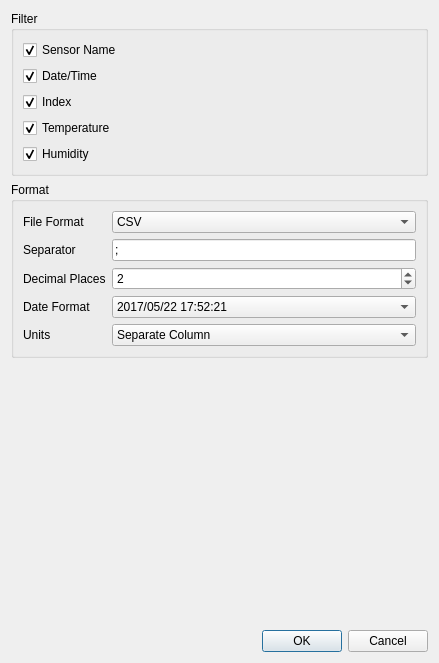
porkmarks/sense, file manager/src/ExportDataDialog.ui: the form before one commit.
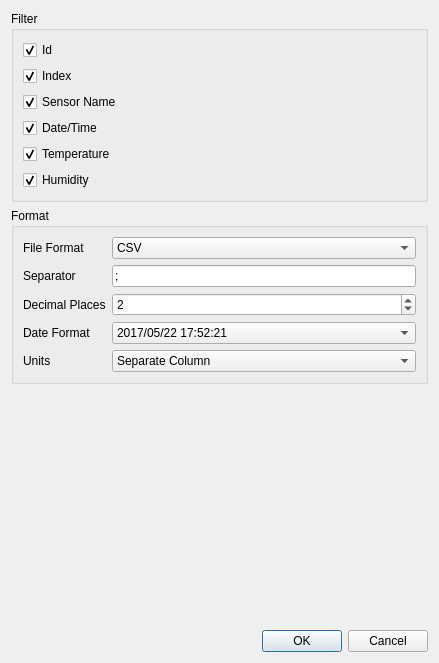
The form after the commit. Icons and pictures are not drawn.

```diff
--- a/manager/src/ExportDataDialog.ui
+++ b/manager/src/ExportDataDialog.ui
@@ -22,7 +22,7 @@
      <layout class="QHBoxLayout" name="horizontalLayout">
       <item>
        <layout class="QGridLayout" name="gridLayout">
-        <item row="3" column="0" colspan="2">
+        <item row="5" column="0" colspan="2">
          <widget class="QCheckBox" name="exportTemperature">
           <property name="text">
            <string>Temperature</string>
@@ -36,7 +36,35 @@
           </property>
          </widget>
         </item>
-        <item row="0" column="0">
+        <item row="3" column="0" colspan="2">
+         <widget class="QCheckBox" name="exportTimePoint">
+          <property name="text">
+           <string>Date/Time</string>
+          </property>
+          <property name="icon">
+           <iconset resource="../res/res.qrc">
+            <normaloff>:/icons/ui/today.png</normaloff>:/icons/ui/today.png</iconset>
+          </property>
+          <property name="checked">
+           <bool>true</bool>
+          </property>
+         </widget>
+        </item>
+        <item row="6" column="0" colspan="2">
+         <widget class="QCheckBox" name="exportHumidity">
+          <property name="text">
+           <string>Humidity</string>
+          </property>
+          <property name="icon">
+           <iconset resource="../res/res.qrc">
+            <normaloff>:/icons/ui/humidity.png</normaloff>:/icons/ui/humidity.png</iconset>
+          </property>
+          <property name="checked">
+           <bool>true</bool>
+          </property>
+         </widget>
+        </item>
+        <item row="2" column="0" colspan="2">
          <widget class="QCheckBox" name="exportSensorName">
           <property name="text">
            <string>Sensor Name</string>
@@ -50,7 +78,7 @@
           </property>
          </widget>
         </item>
-        <item row="2" column="0" colspan="2">
+        <item row="1" column="0" colspan="2">
          <widget class="QCheckBox" name="exportIndex">
           <property name="text">
            <string>Index</string>
@@ -64,28 +92,14 @@
           </property>
          </widget>
         </item>
-        <item row="4" column="0" colspan="2">
-         <widget class="QCheckBox" name="exportHumidity">
+        <item row="0" column="0" colspan="2">
+         <widget class="QCheckBox" name="exportId">
           <property name="text">
-           <string>Humidity</string>
+           <string>Id</string>
           </property>
           <property name="icon">
            <iconset resource="../res/res.qrc">
-            <normaloff>:/icons/ui/humidity.png</normaloff>:/icons/ui/humidity.png</iconset>
-          </property>
-          <property name="checked">
-           <bool>true</bool>
-          </property>
-         </widget>
-        </item>
-        <item row="1" column="0" colspan="2">
-         <widget class="QCheckBox" name="exportTimePoint">
-          <property name="text">
-           <string>Date/Time</string>
-          </property>
-          <property name="icon">
-           <iconset resource="../res/res.qrc">
-            <normaloff>:/icons/ui/today.png</normaloff>:/icons/ui/today.png</iconset>
+            <normaloff>:/icons/ui/arrow-right.png</normaloff>:/icons/ui/arrow-right.png</iconset>
           </property>
           <property name="checked">
            <bool>true</bool>
```
